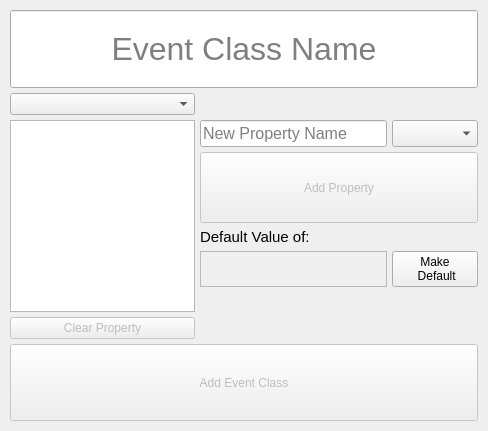
This is new_event_class.ui in Leckatall/PyJournal as Qt 5 draws it before an edit. The edited form follows.
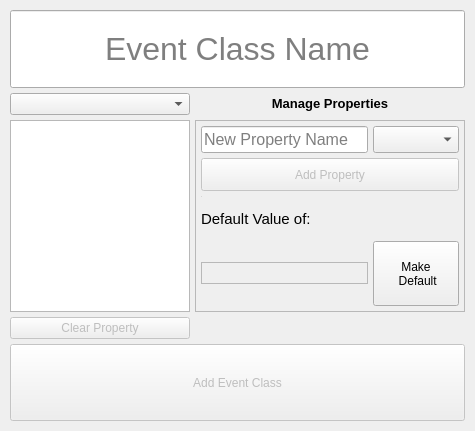
This is the edited form.

What changed in the file:
```diff
--- a/new_event_class.ui
+++ b/new_event_class.ui
@@ -9,7 +9,7 @@
    <rect>
     <x>0</x>
     <y>0</y>
-    <width>488</width>
+    <width>475</width>
     <height>431</height>
    </rect>
   </property>
@@ -131,22 +131,49 @@
     </widget>
    </item>
    <item row="2" column="1">
-    <layout class="QGridLayout" name="gridLayout_2" rowstretch="2,0,0,0" columnstretch="2,0">
+    <widget class="QFrame" name="PropertyManagementFrame">
+     <property name="frameShape">
+      <enum>QFrame::Shape::StyledPanel</enum>
+     </property>
+     <property name="frameShadow">
+      <enum>QFrame::Shadow::Plain</enum>
+     </property>
+     <layout class="QGridLayout" name="PropertyManagementGridLayout" rowstretch="2,1,0,1,2" columnstretch="3,1">
      <property name="leftMargin">
-      <number>0</number>
+       <number>5</number>
      </property>
      <property name="topMargin">
-      <number>0</number>
+       <number>5</number>
      </property>
      <property name="rightMargin">
-      <number>0</number>
+       <number>5</number>
      </property>
      <property name="bottomMargin">
-      <number>25</number>
+       <number>5</number>
      </property>
      <property name="spacing">
       <number>5</number>
      </property>
+      <item row="3" column="0" colspan="2">
+       <widget class="QLabel" name="DefaultPropertyLabel">
+        <property name="font">
+         <font>
+          <pointsize>11</pointsize>
+          <underline>false</underline>
+          <kerning>true</kerning>
+         </font>
+        </property>
+        <property name="text">
+         <string>&lt;html&gt;&lt;head/&gt;&lt;body&gt;&lt;p&gt;Default Value of:&lt;/p&gt;&lt;/body&gt;&lt;/html&gt;</string>
+        </property>
+        <property name="textFormat">
+         <enum>Qt::TextFormat::MarkdownText</enum>
+        </property>
+        <property name="margin">
+         <number>10</number>
+        </property>
+       </widget>
+      </item>
      <item row="0" column="0">
       <widget class="QLineEdit" name="PropertyName">
        <property name="sizePolicy">
@@ -165,10 +192,10 @@
        </property>
       </widget>
      </item>
-     <item row="3" column="0">
+      <item row="4" column="0">
       <widget class="QFrame" name="PropertyDefaultWidgetFrame">
        <property name="sizePolicy">
-        <sizepolicy hsizetype="Preferred" vsizetype="MinimumExpanding">
+         <sizepolicy hsizetype="Preferred" vsizetype="Maximum">
          <horstretch>0</horstretch>
          <verstretch>0</verstretch>
         </sizepolicy>
@@ -192,7 +219,7 @@
         <bool>false</bool>
        </property>
        <property name="sizePolicy">
-        <sizepolicy hsizetype="Minimum" vsizetype="Minimum">
+         <sizepolicy hsizetype="Minimum" vsizetype="MinimumExpanding">
          <horstretch>0</horstretch>
          <verstretch>3</verstretch>
         </sizepolicy>
@@ -202,6 +229,27 @@
        </property>
       </widget>
      </item>
+      <item row="2" column="0" colspan="2">
+       <widget class="QLabel" name="label">
+        <property name="sizePolicy">
+         <sizepolicy hsizetype="Preferred" vsizetype="Fixed">
+          <horstretch>0</horstretch>
+          <verstretch>0</verstretch>
+         </sizepolicy>
+        </property>
+        <property name="font">
+         <font>
+          <pointsize>1</pointsize>
+         </font>
+        </property>
+        <property name="text">
+         <string>---</string>
+        </property>
+        <property name="textFormat">
+         <enum>Qt::TextFormat::MarkdownText</enum>
+        </property>
+       </widget>
+      </item>
      <item row="0" column="1">
       <widget class="QComboBox" name="PropertyDataType">
        <property name="sizePolicy">
@@ -215,7 +263,7 @@
        </property>
       </widget>
      </item>
-     <item row="3" column="1">
+      <item row="4" column="1">
       <widget class="QPushButton" name="NewDefaultProperty">
        <property name="sizePolicy">
         <sizepolicy hsizetype="Minimum" vsizetype="MinimumExpanding">
@@ -229,24 +277,20 @@
        </property>
       </widget>
      </item>
-     <item row="2" column="0" colspan="2">
-      <widget class="QLabel" name="DefaultPropertyLabel">
+     </layout>
+    </widget>
+   </item>
+   <item row="1" column="1">
+    <widget class="QLabel" name="ManagePropertiesLabel">
        <property name="font">
         <font>
-         <pointsize>11</pointsize>
-         <underline>false</underline>
-         <kerning>true</kerning>
+       <pointsize>10</pointsize>
         </font>
        </property>
        <property name="text">
-        <string>Default Value of:</string>
-       </property>
-       <property name="textFormat">
-        <enum>Qt::TextFormat::MarkdownText</enum>
-       </property>
-      </widget>
-     </item>
-    </layout>
+      <string>&lt;html&gt;&lt;head/&gt;&lt;body&gt;&lt;p align=&quot;center&quot;&gt;&lt;span style=&quot; font-weight:700;&quot;&gt;Manage Properties&lt;/span&gt;&lt;/p&gt;&lt;/body&gt;&lt;/html&gt;</string>
+     </property>
+    </widget>
    </item>
   </layout>
  </widget>
```
Left out of the diff: 104 changed lines with no effect on the pictures. Lines whose indentation alone changed are shown as unchanged.
